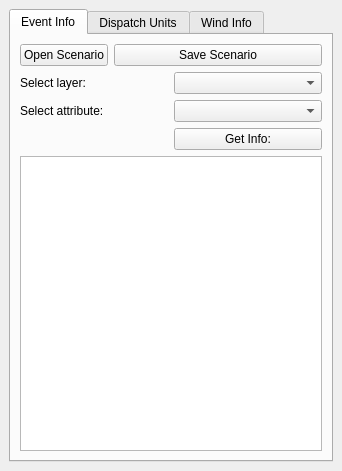
This is SpatialDecision/spatial_decision_dockwidget_base.ui in balazsdukai/GEO1005-StormManager as Qt 5 draws it before an edit. The edited form follows.
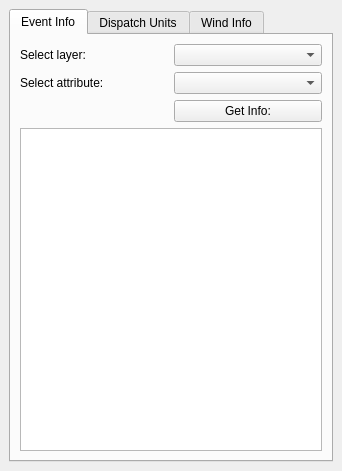
This is the edited form.

Commit message: Removed unused Open/Save Scenario button from GUI and code.

```diff
--- a/SpatialDecision/spatial_decision_dockwidget_base.ui
+++ b/SpatialDecision/spatial_decision_dockwidget_base.ui
@@ -25,27 +25,6 @@
         <string>Event Info</string>
        </attribute>
        <layout class="QVBoxLayout" name="verticalLayout">
-        <item>
-         <layout class="QFormLayout" name="formLayout">
-          <property name="fieldGrowthPolicy">
-           <enum>QFormLayout::AllNonFixedFieldsGrow</enum>
-          </property>
-          <item row="0" column="0">
-           <widget class="QPushButton" name="openScenarioButton">
-            <property name="text">
-             <string>Open Scenario</string>
-            </property>
-           </widget>
-          </item>
-          <item row="0" column="1">
-           <widget class="QPushButton" name="saveScenarioButton">
-            <property name="text">
-             <string>Save Scenario</string>
-            </property>
-           </widget>
-          </item>
-         </layout>
-        </item>
         <item>
          <layout class="QGridLayout" name="gridLayout_3">
           <item row="0" column="0">
```
The commit also changes 1 other file.
